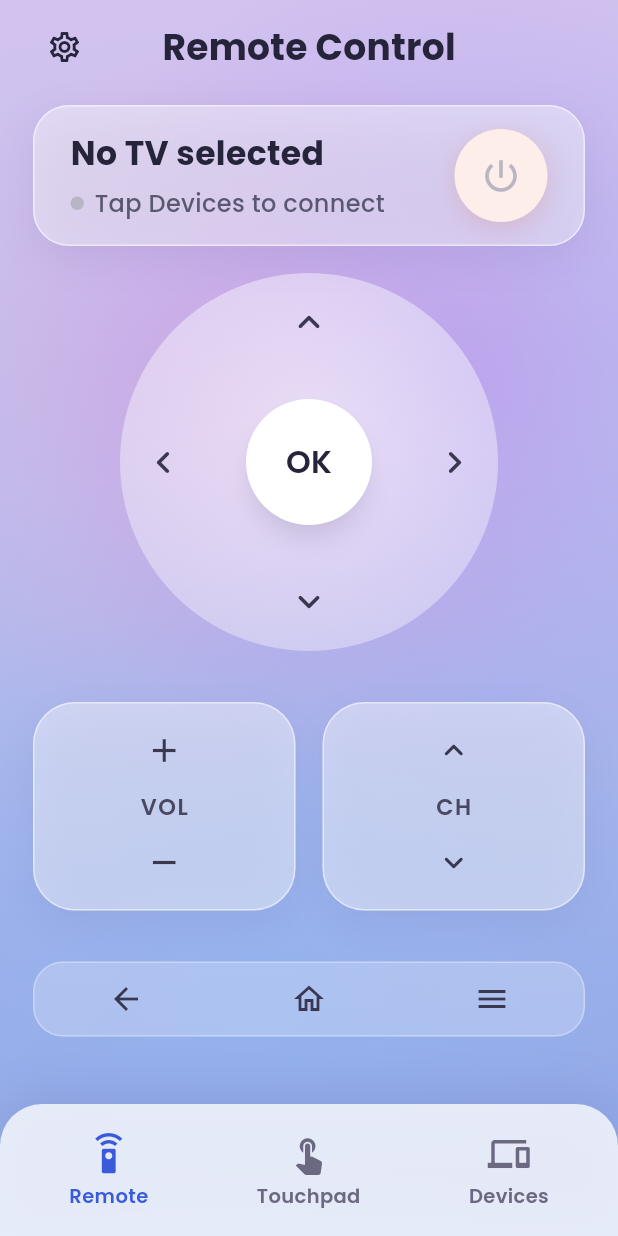
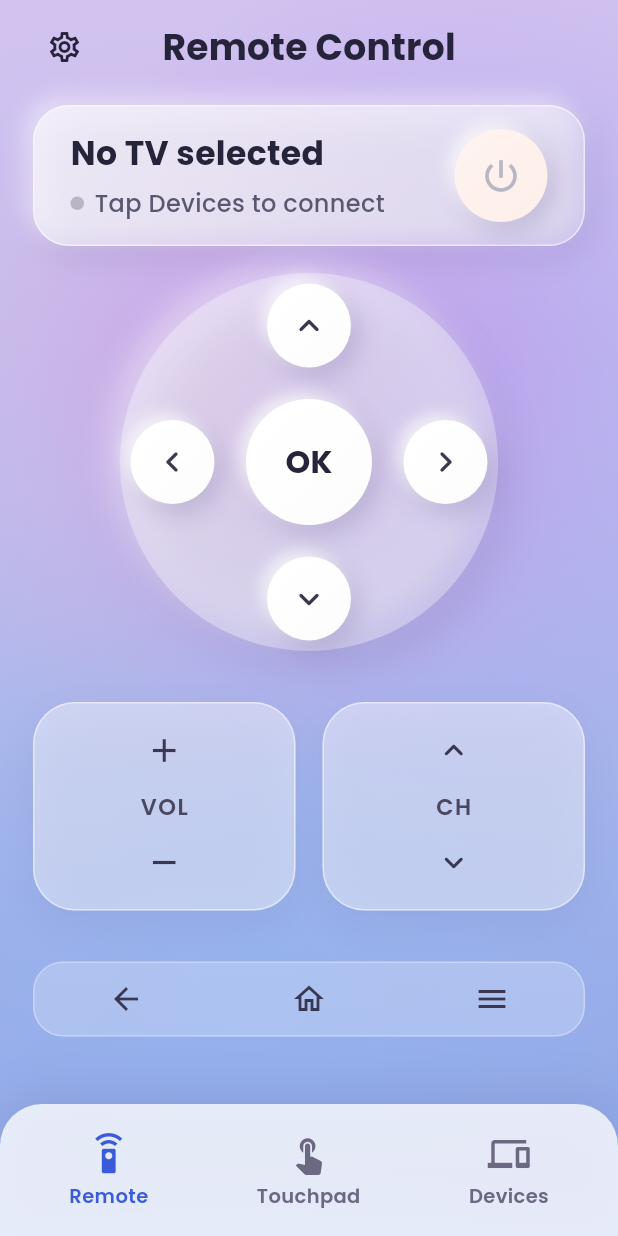
Before and after one commit to Quahhar/RemoteApp, a Flutter app: the screen it shows after launch, on a phone screen of 412 x 824 dp. Run offline on Flutter 3.47's test engine with Material 3 defaults, Android fonts, the phone set to English and light mode, and no system bars; our stand-ins replace basic_utils, flutter_riverpod, google_fonts, shared_preferences; missing offline and left inert: asn1lib, pointycastle.

Commit message:
Give D-pad and status card a tactile, raised button feel
- New _PressableCircle: round neumorphic button (light top-left highlight +
  soft purple depth shadow + subtle gradient) that scales/flattens on press
- D-pad: up/down/left/right are now raised circular pads and OK is a raised
  button, sitting on a softly raised 'dish' for layered depth
- Status card: gradient fill + dual highlight/depth shadow (was flat); power
  button is now a pressable raised circle (pink-tinted)
- 67 tests pass; analyze clean

Co-Authored-By: Claude Opus 4.8 <noreply@anthropic.com>

```diff
--- a/lib/ui/screens/remote_screen.dart
+++ b/lib/ui/screens/remote_screen.dart
@@ -92,12 +92,19 @@ class _DeviceCard extends StatelessWidget {
     return Container(
       padding: const EdgeInsets.symmetric(horizontal: 24, vertical: 15),
       decoration: BoxDecoration(
-        color: AppColors.cardFill,
+        gradient: const LinearGradient(
+          begin: Alignment.topLeft,
+          end: Alignment.bottomRight,
+          colors: [Color(0x8CFFFFFF), Color(0x52FFFFFF)],
+        ),
         borderRadius: BorderRadius.circular(24),
         border: Border.all(color: AppColors.cardBorder),
         boxShadow: const [
+          // Light highlight (top-left) + soft depth (bottom-right) = raised panel.
           BoxShadow(
-              color: Color(0x1A463778), blurRadius: 24, offset: Offset(0, 8)),
+              color: Color(0x80FFFFFF), blurRadius: 12, offset: Offset(-5, -5)),
+          BoxShadow(
+              color: Color(0x1F463778), blurRadius: 18, offset: Offset(6, 8)),
         ],
       ),
       child: Row(
@@ -145,27 +152,15 @@ class _DeviceCard extends StatelessWidget {
             ),
           ),
           const SizedBox(width: 12),
-          InkResponse(
+          _PressableCircle(
+            diameter: 62,
             onTap: onPower,
-            radius: 36,
-            child: Container(
-              width: 62,
-              height: 62,
-              decoration: const BoxDecoration(
-                color: AppColors.powerBg,
-                shape: BoxShape.circle,
-                boxShadow: [
-                  BoxShadow(
-                      color: Color(0x2EDC5A46),
-                      blurRadius: 14,
-                      offset: Offset(0, 4)),
-                ],
-              ),
-              child: Icon(
-                Icons.power_settings_new,
-                size: 28,
-                color: connected ? AppColors.powerRed : AppColors.statusGrey,
-              ),
+            topColor: const Color(0xFFFFF4F0),
+            baseColor: AppColors.powerBg,
+            child: Icon(
+              Icons.power_settings_new,
+              size: 28,
+              color: connected ? AppColors.powerRed : AppColors.statusGrey,
             ),
           ),
         ],
@@ -180,18 +175,15 @@ class _Dpad extends StatelessWidget {
 
   @override
   Widget build(BuildContext context) {
-    Widget chevron(RemoteKey key, IconData icon, Alignment align, EdgeInsets pad) {
+    Widget pad(RemoteKey key, IconData icon, Alignment align) {
       return Align(
         alignment: align,
         child: Padding(
-          padding: pad,
-          child: InkResponse(
+          padding: const EdgeInsets.all(7),
+          child: _PressableCircle(
+            diameter: 56,
             onTap: () => onKey(key),
-            radius: 28,
-            child: Padding(
-              padding: const EdgeInsets.all(8),
-              child: Icon(icon, size: 30, color: AppColors.icon),
-            ),
+            child: Icon(icon, size: 28, color: AppColors.icon),
           ),
         ),
       );
@@ -200,26 +192,44 @@ class _Dpad extends StatelessWidget {
     return AspectRatio(
       aspectRatio: 1,
       child: Container(
+        // A softly raised "dish" the buttons sit on, for layered depth.
         decoration: const BoxDecoration(
           shape: BoxShape.circle,
           gradient: RadialGradient(
-            center: Alignment(0, -0.16),
-            radius: 0.72,
-            colors: [Color(0x9EFFFFFF), Color(0x4DFFFFFF)],
+            center: Alignment(0, -0.1),
+            radius: 0.82,
+            colors: [Color(0x33FFFFFF), Color(0x66FFFFFF)],
           ),
+          boxShadow: [
+            BoxShadow(
+                color: Color(0x66FFFFFF), blurRadius: 16, offset: Offset(-7, -7)),
+            BoxShadow(
+                color: Color(0x1F463778), blurRadius: 22, offset: Offset(9, 11)),
+          ],
         ),
         child: Stack(
           alignment: Alignment.center,
           children: [
-            chevron(RemoteKey.up, Icons.keyboard_arrow_up_rounded,
-                Alignment.topCenter, const EdgeInsets.only(top: 10)),
-            chevron(RemoteKey.down, Icons.keyboard_arrow_down_rounded,
-                Alignment.bottomCenter, const EdgeInsets.only(bottom: 10)),
-            chevron(RemoteKey.left, Icons.keyboard_arrow_left_rounded,
-                Alignment.centerLeft, const EdgeInsets.only(left: 6)),
-            chevron(RemoteKey.right, Icons.keyboard_arrow_right_rounded,
-                Alignment.centerRight, const EdgeInsets.only(right: 6)),
-            _OkButton(onTap: () => onKey(RemoteKey.ok)),
+            pad(RemoteKey.up, Icons.keyboard_arrow_up_rounded,
+                Alignment.topCenter),
+            pad(RemoteKey.down, Icons.keyboard_arrow_down_rounded,
+                Alignment.bottomCenter),
+            pad(RemoteKey.left, Icons.keyboard_arrow_left_rounded,
+                Alignment.centerLeft),
+            pad(RemoteKey.right, Icons.keyboard_arrow_right_rounded,
+                Alignment.centerRight),
+            _PressableCircle(
+              diameter: 84,
+              onTap: () => onKey(RemoteKey.ok),
+              child: const Text(
+                'OK',
+                style: TextStyle(
+                  fontSize: 21,
+                  fontWeight: FontWeight.w700,
+                  color: AppColors.textPrimary,
+                ),
+              ),
+            ),
           ],
         ),
       ),
@@ -227,33 +237,69 @@ class _Dpad extends StatelessWidget {
   }
 }
 
-class _OkButton extends StatelessWidget {
-  const _OkButton({required this.onTap});
+/// A round, raised button with a soft neumorphic look that depresses when
+/// pressed — gives the D-pad / power keys a tactile "button feel".
+class _PressableCircle extends StatefulWidget {
+  const _PressableCircle({
+    required this.diameter,
+    required this.onTap,
+    required this.child,
+    this.topColor = Colors.white,
+    this.baseColor = const Color(0xF2FFFFFF),
+  });
+
+  final double diameter;
   final VoidCallback onTap;
+  final Widget child;
+  final Color topColor;
+  final Color baseColor;
+
+  @override
+  State<_PressableCircle> createState() => _PressableCircleState();
+}
+
+class _PressableCircleState extends State<_PressableCircle> {
+  bool _down = false;
+
+  static const List<BoxShadow> _raised = [
+    BoxShadow(color: Color(0xCCFFFFFF), blurRadius: 8, offset: Offset(-4, -4)),
+    BoxShadow(color: Color(0x33463778), blurRadius: 14, offset: Offset(5, 6)),
+  ];
+  static const List<BoxShadow> _pressed = [
+    BoxShadow(color: Color(0x22463778), blurRadius: 4, offset: Offset(1, 2)),
+  ];
+
+  void _set(bool down) {
+    if (_down != down) setState(() => _down = down);
+  }
 
   @override
   Widget build(BuildContext context) {
-    return Material(
-      color: AppColors.okFill,
-      shape: const CircleBorder(),
-      clipBehavior: Clip.antiAlias,
-      elevation: 6,
-      shadowColor: const Color(0x33463778),
-      child: InkWell(
-        onTap: onTap,
-        child: const SizedBox(
-          width: 84,
-          height: 84,
-          child: Center(
-            child: Text(
-              'OK',
-              style: TextStyle(
-                fontSize: 21,
-                fontWeight: FontWeight.w600,
-                color: AppColors.textPrimary,
-              ),
+    return GestureDetector(
+      onTapDown: (_) => _set(true),
+      onTapUp: (_) {
+        _set(false);
+        widget.onTap();
+      },
+      onTapCancel: () => _set(false),
+      child: AnimatedScale(
+        scale: _down ? 0.9 : 1,
+        duration: const Duration(milliseconds: 90),
+        curve: Curves.easeOut,
+        child: AnimatedContainer(
+          duration: const Duration(milliseconds: 90),
+          width: widget.diameter,
+          height: widget.diameter,
+          decoration: BoxDecoration(
+            shape: BoxShape.circle,
+            gradient: LinearGradient(
+              begin: Alignment.topLeft,
+              end: Alignment.bottomRight,
+              colors: [widget.topColor, widget.baseColor],
             ),
+            boxShadow: _down ? _pressed : _raised,
           ),
+          child: Center(child: widget.child),
         ),
       ),
     );
```
